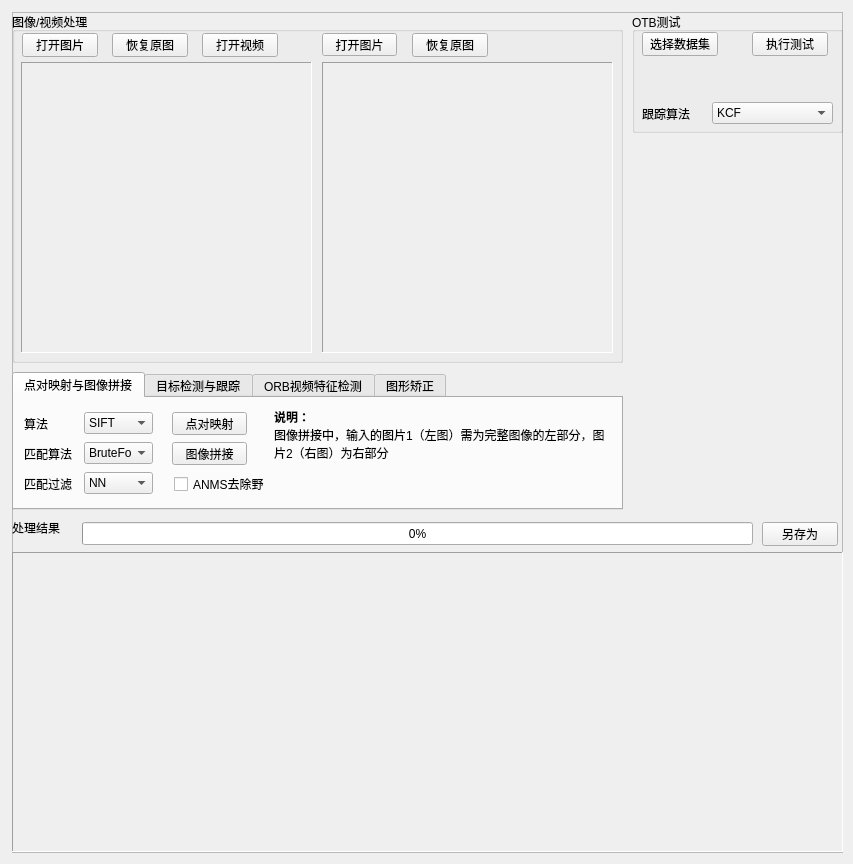
0xja-eth/DIP-Lab2, file DIP-Lab2/DIPLab2.ui: the form before one commit.
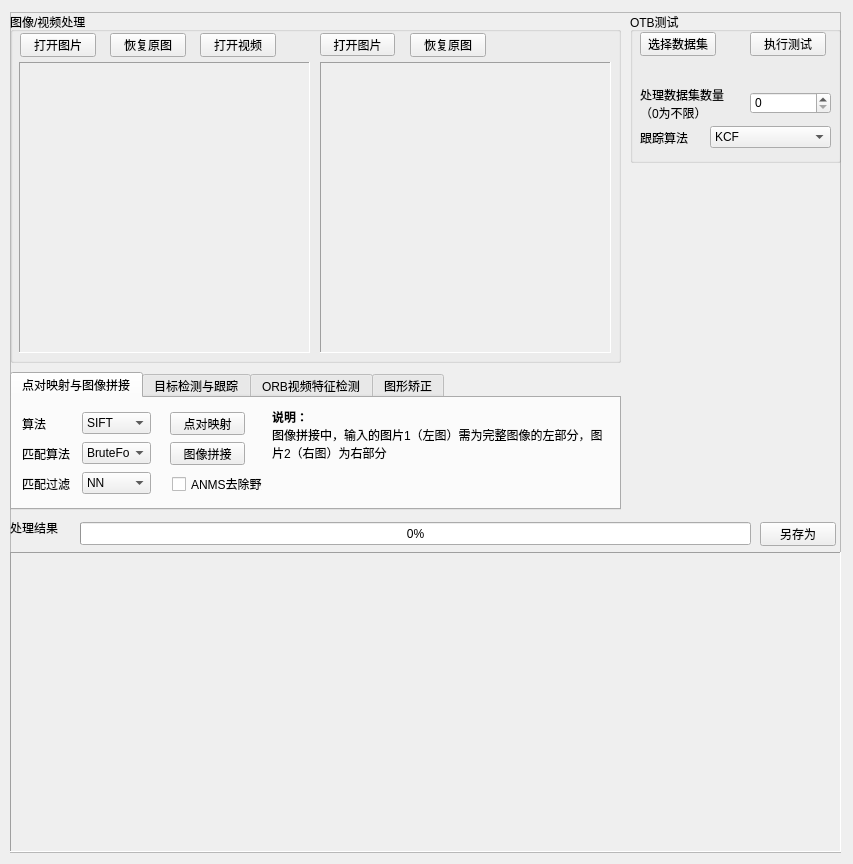
The form after the commit.

Patch:
```diff
--- a/DIP-Lab2/DIPLab2.ui
+++ b/DIP-Lab2/DIPLab2.ui
@@ -32,7 +32,7 @@
     </property>
     <property name="geometry">
      <rect>
-      <x>12</x>
+      <x>10</x>
       <y>12</y>
       <width>831</width>
       <height>841</height>
@@ -712,7 +712,7 @@
        <x>620</x>
        <y>0</y>
        <width>211</width>
-       <height>121</height>
+       <height>151</height>
       </rect>
      </property>
      <property name="title">
@@ -724,7 +724,7 @@
         <x>10</x>
         <y>50</y>
         <width>181</width>
-        <height>31</height>
+        <height>21</height>
        </rect>
       </property>
       <property name="text">
@@ -738,7 +738,7 @@
       <property name="geometry">
        <rect>
         <x>10</x>
-        <y>96</y>
+        <y>120</y>
         <width>54</width>
         <height>12</height>
        </rect>
@@ -764,7 +764,7 @@
       <property name="geometry">
        <rect>
         <x>80</x>
-        <y>90</y>
+        <y>114</y>
         <width>121</width>
         <height>22</height>
        </rect>
@@ -798,6 +798,32 @@
        <string>执行测试</string>
       </property>
      </widget>
+     <widget class="QSpinBox" name="numInput">
+      <property name="geometry">
+       <rect>
+        <x>120</x>
+        <y>80</y>
+        <width>81</width>
+        <height>22</height>
+       </rect>
+      </property>
+     </widget>
+     <widget class="QLabel" name="label_12">
+      <property name="geometry">
+       <rect>
+        <x>10</x>
+        <y>76</y>
+        <width>91</width>
+        <height>31</height>
+       </rect>
+      </property>
+      <property name="text">
+       <string>处理数据集数量（0为不限）</string>
+      </property>
+      <property name="wordWrap">
+       <bool>true</bool>
+      </property>
+     </widget>
     </widget>
     <widget class="QGroupBox" name="groupBox_2">
      <property name="geometry">
```
